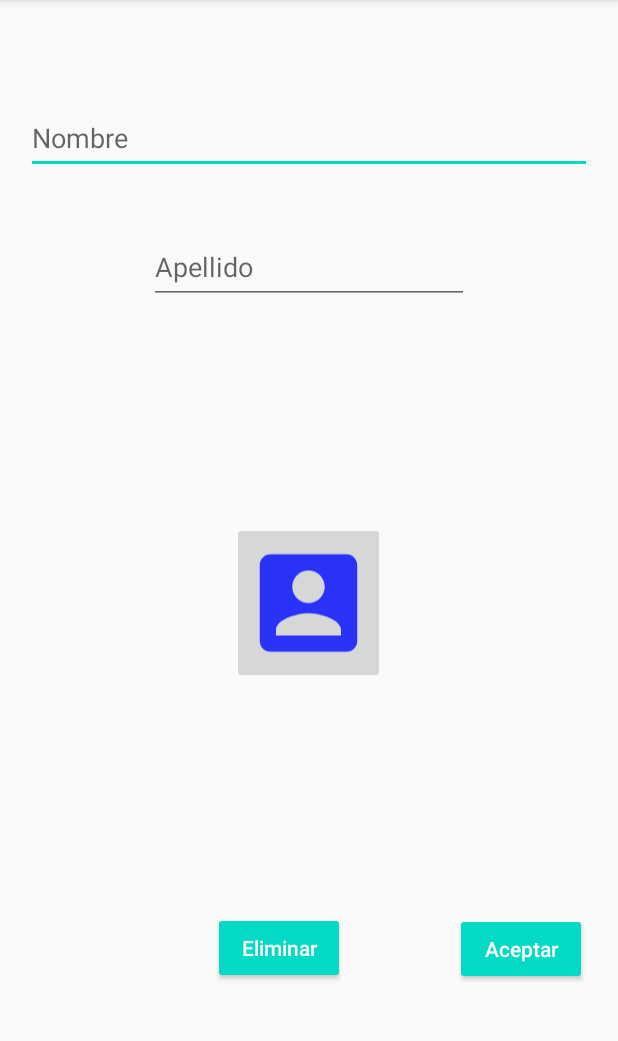
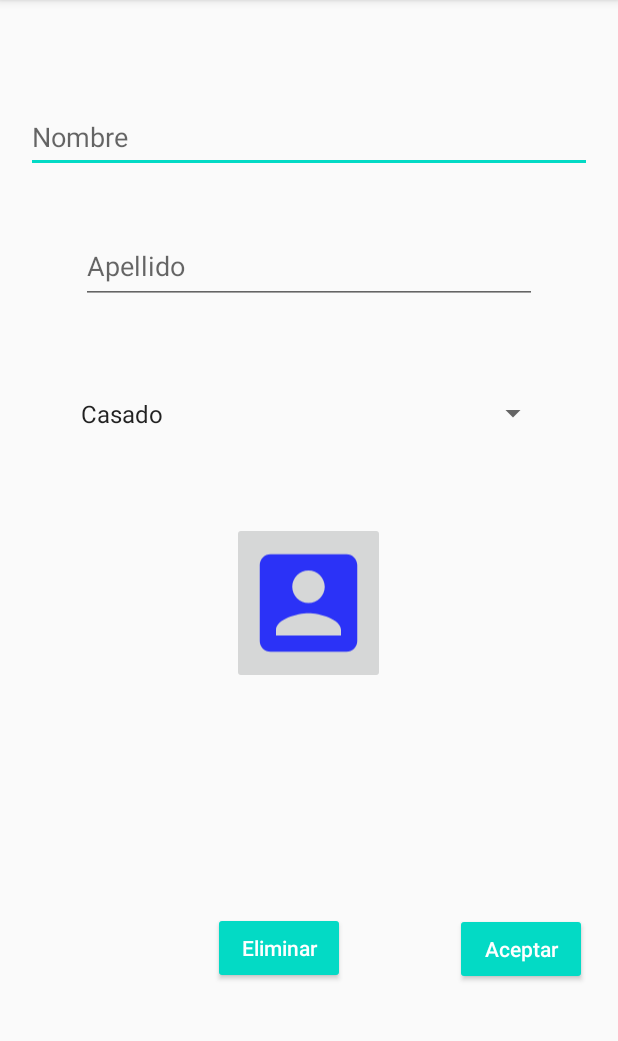
Before and after one commit to Fel1x987/app4, an Android app: the detallePersona screen opened directly, with no data from a screen before it, on a phone screen of 412 x 824 dp, the part 84-1125 px from its top. Run offline under Robolectric (Android 15) with nearby library versions, the phone set to English and light mode, and no system bars; libraries missing offline, so code that uses them is left out: com.ablanco.imageprovider.

Commit message:
Ya actualiza los ultimos dos campos

```diff
--- a/app/src/main/java/com/example/app4_issc511/Entidades/Personas.kt
+++ b/app/src/main/java/com/example/app4_issc511/Entidades/Personas.kt
@@ -1,8 +1,9 @@
 package com.example.app4_issc511.Entidades
 
-class Personas(idPersona:Int,nombrePersona:String, apellidoPersona: String, imgPersona: String) {
+class Personas(idPersona:Int,nombrePersona:String, apellidoPersona: String, imgPersona: String, edoCivil:String) {
     var _idPersona = idPersona
     var _nombrePersona = nombrePersona
     var _apellidoPersona = apellidoPersona
     var _imgPersona = imgPersona
+    var _edoCivil = edoCivil
 }
--- a/app/src/main/java/com/example/app4_issc511/Modelo/DbOpenHelper.kt
+++ b/app/src/main/java/com/example/app4_issc511/Modelo/DbOpenHelper.kt
@@ -4,7 +4,7 @@ import android.content.Context
 import android.database.sqlite.SQLiteDatabase
 import android.database.sqlite.SQLiteOpenHelper
 
-val nombreDB = "personas2.db"
+val nombreDB = "personas7.db"
 val versionDB = 4
 
 class DbOpenHelper(context: Context) :
@@ -16,7 +16,8 @@ class DbOpenHelper(context: Context) :
                 idPersona integer primary key autoincrement,
                 nombrePersona text not null,
                 apellidoPersona text not null,
-                imgPersona text not null
+                imgPersona text not null,
+                edoCivil text not null
             )
         """.trimIndent())
     }
--- a/app/src/main/java/com/example/app4_issc511/detallePersona.kt
+++ b/app/src/main/java/com/example/app4_issc511/detallePersona.kt
@@ -1,31 +1,25 @@
 package com.example.app4_issc511
-
 import android.Manifest
-import android.content.Intent
 import android.content.pm.PackageManager
 import android.database.CursorWindow
 import android.graphics.Bitmap
-import android.graphics.BitmapFactory
-import android.graphics.drawable.Drawable
 import android.os.Bundle
-import android.util.Base64
 import android.view.View
-import android.widget.ImageButton
+import android.widget.AdapterView
+import android.widget.ArrayAdapter
+import android.widget.Spinner
 import android.widget.Toast
 import androidx.appcompat.app.AlertDialog
 import androidx.appcompat.app.AppCompatActivity
 import androidx.core.app.ActivityCompat
-import androidx.core.graphics.drawable.toBitmap
 import com.ablanco.imageprovider.ImageProvider
 import com.ablanco.imageprovider.ImageSource
 import com.example.app4.Modelo.ImageConverter
 import com.example.app4_issc511.Entidades.Personas
-import com.example.app4_issc511.Modelo.DbOpenHelper
 import com.example.app4_issc511.Modelo.PersonasDB
 import kotlinx.android.synthetic.main.activity_detalle_persona.*
-import kotlinx.android.synthetic.main.activity_main.*
-import java.io.ByteArrayOutputStream
 import java.lang.reflect.Field
+
 
 class detallePersona : AppCompatActivity() {
 
@@ -33,18 +27,18 @@ class detallePersona : AppCompatActivity() {
     private lateinit var datasource:PersonasDB
 
     private var id = 0
-    private var nombre = ""
-    private var  apellido = ""
-    private var imgPersona = ""
+    private var edoCivil = ""
+    private var positionEstado = 0
+    lateinit var spinner: Spinner
+    private var edoCivil2=""
+
+
 
     private val imageConverter: ImageConverter = ImageConverter()
     override fun onCreate(savedInstanceState: Bundle?) {
         super.onCreate(savedInstanceState)
         setContentView(R.layout.activity_detalle_persona)
-
         datasource = PersonasDB(this)
-
-
         val extras = this.intent.extras
         //TODO hacer que el cursor de la consulta soporte una tamaño mayor por el uso de Base64  to Bitmap
         try {
@@ -56,34 +50,82 @@ class detallePersona : AppCompatActivity() {
         }
 
         if (extras != null) {
+            id = extras.getInt("id")
+            edoCivil = extras.getString("edoCivil")!!
 
-            id = extras.getInt("id")
+            when (edoCivil) {
+                "Casado" -> positionEstado = 0
+                "Soltero" -> positionEstado = 1
+                "Divorciado" -> positionEstado = 2
+            }
+
             obtenerPersona(id);
         }
-    }
+        spinner = findViewById(R.id.edoCivil_spinner)
+        val adapter = ArrayAdapter.createFromResource(
+            this,
+            R.array.edoCivilArray,
+            android.R.layout.simple_spinner_item
+        )
+
+        adapter.setDropDownViewResource(android.R.layout.simple_spinner_dropdown_item)
+        spinner.adapter = adapter
+
+
+
+        edoCivil_spinner?.onItemSelectedListener = object : AdapterView.OnItemSelectedListener {
+            override fun onNothingSelected(parent: AdapterView<*>?) {
+            }
+            override fun onItemSelected(parent: AdapterView<*>?, view: View?, position: Int, id: Long) {
+                if (edoCivil==""){
+                    val civil: String = parent?.getItemAtPosition(position).toString()
+                    edoCivil2 = civil
+                } else {
+                    val civil: String = parent?.getItemAtPosition(position).toString()
+
+                    parent?.setSelection(position);
+
+                    if(positionEstado==2&& position==0){
+                        parent?.setSelection(2);
+                    }
+
+                    if(positionEstado==1&& position==0){
+                        parent?.setSelection(1);
+                        println("hola en el dos"+ position)
+                    }
 
 
 
 
 
-    fun obtenerPersona(id:Int):ArrayList<Personas>{
 
+                    edoCivil2 = civil
+                }
+
+            }
+        }
+    }
+
+
+    fun obtenerPersona(id: Int):ArrayList<Personas>{
         val datasource = PersonasDB(this)
-
         val registros =  ArrayList<Personas>()
-
         val cursor =  datasource.consultarPersonas(id)
-
         while (cursor.moveToNext()){
             val columnas = Personas(
-                cursor.getInt(0), cursor.getString(1), cursor.getString(2), cursor.getString(3)
+                cursor.getInt(0),
+                cursor.getString(1),
+                cursor.getString(2),
+                cursor.getString(3),
+                cursor.getString(4)
             )
             registros.add(columnas)
         }
-
         txtNombre.setText(registros[0]._nombrePersona)
         txtApellido.setText(registros[0]._apellidoPersona)
         imageButton.setImageBitmap(imageConverter.bitmap(registros[0]._imgPersona))
+
+        /////////////////////////////////////////////////////////////////////////////
        return registros
     }
 
@@ -141,7 +183,13 @@ class detallePersona : AppCompatActivity() {
             //TODO se realizara una modificación
             var bazar  = imageConverter.base64(img!!)
             //print(bazar);
-            datasource.modificarPersona(id, txtNombre.text.toString(), txtApellido.text.toString(), bazar!!)
+            datasource.modificarPersona(
+                id,
+                txtNombre.text.toString(),
+                txtApellido.text.toString(),
+                bazar!!,
+                edoCivil2
+            )
             Toast.makeText(
                 applicationContext, "Se editó correctamente",
                 Toast.LENGTH_SHORT
@@ -151,7 +199,12 @@ class detallePersona : AppCompatActivity() {
 
             var bazar  = imageConverter.base64(img!!)
 
-            datasource.guardarPersona(txtNombre.text.toString(), txtApellido.text.toString(), bazar!!)
+            datasource.guardarPersona(
+                txtNombre.text.toString(),
+                txtApellido.text.toString(),
+                bazar!!,
+                edoCivil2
+            )
             Toast.makeText(
                 applicationContext, "Se guardo correctamente",
                 Toast.LENGTH_SHORT
--- a/app/src/main/res/layout/activity_detalle_persona.xml
+++ b/app/src/main/res/layout/activity_detalle_persona.xml
@@ -43,7 +43,8 @@
 
     <EditText
         android:id="@+id/txtApellido"
-        android:layout_height="49dp"
+        android:layout_width="304dp"
+        android:layout_height="50dp"
         android:layout_marginStart="21dp"
         android:layout_marginTop="10dp"
         android:layout_marginEnd="21dp"
@@ -54,8 +55,7 @@
         app:layout_constraintBottom_toTopOf="@+id/imageButton"
         app:layout_constraintEnd_toEndOf="parent"
         app:layout_constraintStart_toStartOf="parent"
-        app:layout_constraintTop_toBottomOf="@+id/txtNombre"
-        android:layout_width="wrap_content" />
+        app:layout_constraintTop_toBottomOf="@+id/txtNombre" />
 
     <Button
         android:id="@+id/btnAceptar"
@@ -70,6 +70,18 @@
         android:textAllCaps="false"
         app:layout_constraintEnd_toEndOf="parent"
         app:layout_constraintStart_toEndOf="@+id/btnEliminar"
+        app:layout_constraintTop_toBottomOf="@+id/txtApellido" />
+
+    <Spinner
+        android:id="@+id/edoCivil_spinner"
+        android:layout_width="0dp"
+        android:layout_height="42dp"
+        android:layout_marginStart="46dp"
+        android:layout_marginEnd="46dp"
+        app:layout_constraintBottom_toTopOf="@+id/imageButton"
+        app:layout_constraintEnd_toEndOf="parent"
+        app:layout_constraintHorizontal_bias="0.0"
+        app:layout_constraintStart_toStartOf="parent"
         app:layout_constraintTop_toBottomOf="@+id/txtApellido" />
 
     <ImageButton
--- a/app/src/main/res/values/strings.xml
+++ b/app/src/main/res/values/strings.xml
@@ -1,3 +1,8 @@
 <resources>
     <string name="app_name">app4_ISSC511</string>
+    <string-array name="edoCivilArray">
+        <item>Casado</item>
+        <item>Soltero</item>
+        <item>Divorciado</item>
+    </string-array>
 </resources>
```
Also changed, not shown: app/src/main/java/com/example/app4_issc511/MainActivity.kt (+2 -5 lines), app/src/main/java/com/example/app4_issc511/Modelo/PersonasDB.kt (+7 -5 lines).
